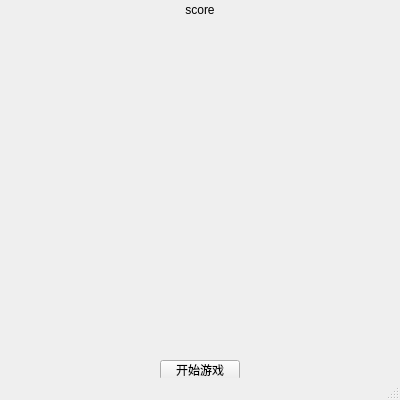
The window that mainwindow.ui (twoone-3/2048) describes before a commit, drawn with Qt 5.
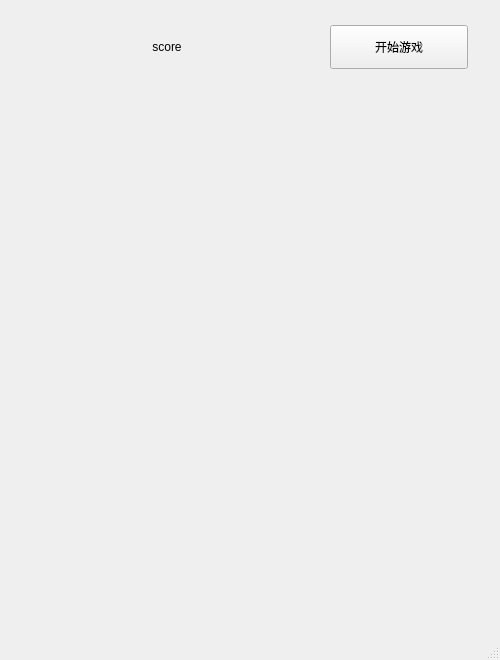
The same window after the commit.

Commit message: feat: Enhance LLM player with network capabilities and UI improvements

Diff of the .ui file:
```diff
--- a/mainwindow.ui
+++ b/mainwindow.ui
@@ -6,8 +6,8 @@
    <rect>
     <x>0</x>
     <y>0</y>
-    <width>400</width>
-    <height>400</height>
+    <width>500</width>
+    <height>660</height>
    </rect>
   </property>
   <property name="sizePolicy">
@@ -23,10 +23,10 @@
    <widget class="QPushButton" name="start">
     <property name="geometry">
      <rect>
-      <x>160</x>
-      <y>360</y>
-      <width>80</width>
-      <height>20</height>
+    <x>330</x>
+    <y>25</y>
+    <width>138</width>
+    <height>44</height>
      </rect>
     </property>
     <property name="text">
@@ -36,10 +36,10 @@
    <widget class="QLabel" name="score">
     <property name="geometry">
      <rect>
-      <x>160</x>
-      <y>0</y>
-      <width>80</width>
-      <height>20</height>
+    <x>32</x>
+    <y>25</y>
+    <width>270</width>
+    <height>44</height>
      </rect>
     </property>
     <property name="text">
```
Left out of the diff: 6 changed lines with no effect on the pictures. The commit also changes 5 other files.
